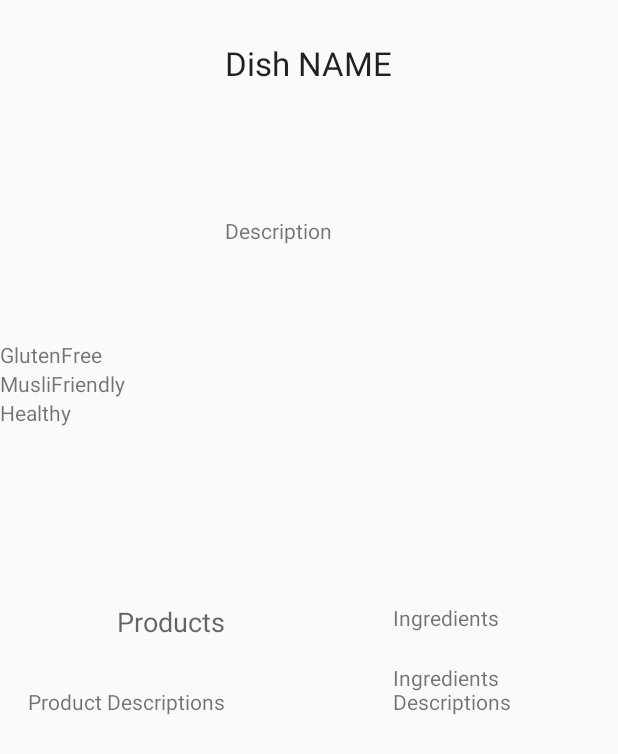
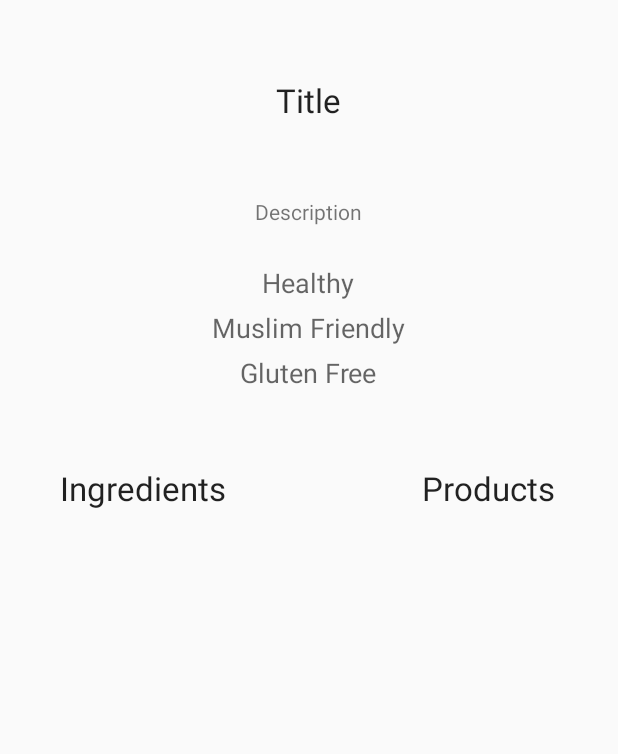
Before and after one commit to Aseyth/SoftwareTrainingAndroid, an Android app: the RecipesActivity screen opened directly, with no data from a screen before it, on a phone screen of 412 x 824 dp. Shown: the top 754 px of the screen. Run offline under Robolectric (Android 15) with nearby library versions, the phone set to English and light mode, and no system bars.

Commit message:
New View recipe + add img handling

```diff
--- a/Food/app/src/main/java/com/example/ung/food/JsonParser.java
+++ b/Food/app/src/main/java/com/example/ung/food/JsonParser.java
@@ -1,4 +1,8 @@
 package com.example.ung.food;
+
+import android.graphics.Bitmap;
+import android.graphics.BitmapFactory;
+import android.util.Base64;
 
 import org.json.JSONArray;
 import org.json.JSONException;
@@ -20,6 +24,8 @@ public class JsonParser {
     private static final String GLUTEN_FREE = "glutenFree"; // Boolean
     private static final String HEALTHY = "healthy"; // Boolean
     private static final String MUSLIM_FRIENDLY = "muslimFrienfly"; // Boolean
+    private static final String IMAGE = "img"; // String
+    private static final String BASE64 = "base64";
 
     // PRODUCT
 
@@ -60,6 +66,14 @@ public class JsonParser {
         tmpRecipe.setHealthy(c.getBoolean(HEALTHY));
         tmpRecipe.setMuslimFriendly(c.getBoolean(MUSLIM_FRIENDLY));
 
+        try {
+            tmpRecipe.setImage(convertImage(c.getJSONObject(IMAGE)));
+        }
+        catch (JSONException e)
+        {
+            System.out.println("No value for img");
+        }
+
         tmpRecipe.addProducts(generateProducts(c.getJSONArray(PRODUCTS)));
         tmpRecipe.addIngredients(generateIngredients(c.getJSONArray(INGREDIENTS)));
 
@@ -94,4 +108,14 @@ public class JsonParser {
         }
         return ingredients;
     }
+
+    public Bitmap convertImage(JSONObject img) throws JSONException {
+
+        String base64 = img.getString(BASE64);
+
+        byte[] decodedString = Base64.decode(base64, Base64.DEFAULT);
+        Bitmap decodedByte = BitmapFactory.decodeByteArray(decodedString, 0, decodedString.length);
+
+        return decodedByte;
+    }
 }
--- a/Food/app/src/main/java/com/example/ung/food/MainPage.java
+++ b/Food/app/src/main/java/com/example/ung/food/MainPage.java
@@ -45,6 +45,7 @@ public class MainPage extends AppCompatActivity{
     public class codeLeanChapter {
         String chapterName;
         String chapterDescription;
+        String idRecipe;
     }
 
     CodeLearnAdapter chapterListAdapter;
@@ -131,12 +132,18 @@ public class MainPage extends AppCompatActivity{
             codeLeanChapter chapter = new codeLeanChapter();
             chapter.chapterName = recipeList.get(i).getName();
             chapter.chapterDescription = recipeList.get(i).getDescription();
+            chapter.idRecipe = recipeList.get(i).getId();
             codeLeanChaptersList.add(chapter);
         }
 
 
         return codeLeanChaptersList;
 
+    }
+
+    @Override
+    public void onBackPressed() {
+        moveTaskToBack(true);
     }
 
     public void updateViewList()
@@ -157,12 +164,9 @@ public class MainPage extends AppCompatActivity{
 
                 //Create New Intent
                 Intent intent = new Intent(MainPage.this, RecipesActivity.class);
-                intent.putExtra("foodName", chapter.chapterName);
-                intent.putExtra("foodDesc", chapter.chapterDescription);
+                intent.putExtra("recipeID", chapter.idRecipe);
                 //based on item add info to intent
                 startActivity(intent);
-
-                Toast.makeText(MainPage.this, chapter.chapterName, Toast.LENGTH_LONG).show();
 
             }
         });
--- a/Food/app/src/main/java/com/example/ung/food/Recipe.java
+++ b/Food/app/src/main/java/com/example/ung/food/Recipe.java
@@ -1,5 +1,6 @@
 package com.example.ung.food;
 
+import android.graphics.Bitmap;
 import android.media.Image;
 import android.support.annotation.NonNull;
 
@@ -20,7 +21,7 @@ public class Recipe {
     private Boolean glutenFree;
     private Boolean healthy;
     private Boolean muslimFriendly;
-    private Image image;
+    private Bitmap image;
 
     private List<Product> products;
     private List<Ingredient> ingredients;
@@ -71,14 +72,6 @@ public class Recipe {
         this.muslimFriendly = muslimFriendly;
     }
 
-    public Image getImage() {
-        return image;
-    }
-
-    public void setImage(Image image) {
-        this.image = image;
-    }
-
     public void addIngredients(List<Ingredient> _ingredients) { ingredients = _ingredients; }
 
     public void addProducts(List<Product> _products) { products = _products; }
@@ -90,4 +83,12 @@ public class Recipe {
     public void setId(String id) {
         this.id = id;
     }
+
+    public Bitmap getImage() {
+        return image;
+    }
+
+    public void setImage(Bitmap image) {
+        this.image = image;
+    }
 }
--- a/Food/app/src/main/java/com/example/ung/food/RecipesActivity.java
+++ b/Food/app/src/main/java/com/example/ung/food/RecipesActivity.java
@@ -2,22 +2,45 @@ package com.example.ung.food;
 
 import android.app.Activity;
 import android.content.Intent;
+import android.media.Image;
 import android.os.Bundle;
+import android.widget.ImageView;
 import android.widget.TextView;
 
 public class RecipesActivity extends Activity{
 
-    private TextView Textv;
-    private TextView Textv2;
+    private Recipe recipe;
+    private TextView title;
+    private TextView description;
+    private ImageView image;
 
     @Override
     protected void onCreate(Bundle savedInstanceState) {
         super.onCreate(savedInstanceState);
         setContentView(R.layout.recipes_activity);
 
-        Textv = (TextView) findViewById(R.id.tv);
-        Textv2 = (TextView) findViewById(R.id.tv2);
-        Textv.setText(getIntent().getStringExtra("foodName"));
-        Textv2.setText(getIntent().getStringExtra("foodDesc"));
+        title = (TextView) findViewById(R.id.titleReceipe);
+        description = (TextView) findViewById(R.id.description);
+        image = (ImageView) findViewById(R.id.imageReceipe);
+
+        recipe = getRecipe();
+        if (recipe != null)
+        {
+            title.setText(recipe.getName());
+            description.setText(recipe.getDescription());
+            image.setImageBitmap(recipe.getImage());
+        }
+    }
+
+    public Recipe getRecipe()
+    {
+        for (int i = 0; i < MainPage.recipeList.size(); i++)
+        {
+            if (MainPage.recipeList.get(i).getId().equals(getIntent().getStringExtra("recipeID")))
+            {
+                return MainPage.recipeList.get(i);
+            }
+        }
+        return null;
     }
 }
--- a/Food/app/src/main/res/layout/recipes_activity.xml
+++ b/Food/app/src/main/res/layout/recipes_activity.xml
@@ -1,100 +1,110 @@
 <?xml version="1.0" encoding="utf-8"?>
+
+<ScrollView xmlns:android="http://schemas.android.com/apk/res/android"
+    android:layout_width="fill_parent"
+    android:layout_height="fill_parent">
+
+
 <RelativeLayout xmlns:android="http://schemas.android.com/apk/res/android"
-    android:layout_width="match_parent"
+    android:layout_width="fill_parent"
     android:layout_height="match_parent"
     android:weightSum="1"
-    android:orientation="vertical">
+    android:orientation="vertical"
+    android:nestedScrollingEnabled="false">
 
 
     <TextView
         android:layout_width="wrap_content"
         android:layout_height="wrap_content"
         android:textAppearance="?android:attr/textAppearanceLarge"
-        android:text="Dish NAME"
-        android:id="@+id/textViewName"
-        android:layout_marginTop="27dp"
+        android:text="Title"
+        android:id="@+id/titleReceipe"
         android:layout_alignParentTop="true"
-        android:layout_centerHorizontal="true" />
+        android:layout_centerHorizontal="true"
+        android:layout_marginTop="52dp" />
+
+    <TextView
+        android:layout_width="250dp"
+        android:layout_height="wrap_content"
+        android:textAppearance="?android:attr/textAppearanceSmall"
+        android:text="Description"
+        android:id="@+id/description"
+        android:layout_below="@+id/titleReceipe"
+        android:layout_centerHorizontal="true"
+        android:layout_marginTop="50dp"
+        android:editable="false"
+        android:gravity="center_horizontal"
+        android:singleLine="false"
+        android:nestedScrollingEnabled="false" />
+
+    <ImageView
+        android:layout_width="wrap_content"
+        android:layout_height="wrap_content"
+        android:id="@+id/imageReceipe"
+        android:layout_below="@+id/description"
+        android:layout_centerHorizontal="true"
+        android:layout_marginTop="20dp" />
+
+    <TextView
+        android:layout_width="150dp"
+        android:layout_height="wrap_content"
+        android:textAppearance="?android:attr/textAppearanceMedium"
+        android:text="Muslim Friendly"
+        android:id="@+id/muslimFriendly"
+        android:layout_centerHorizontal="true"
+        android:textAlignment="center"
+        android:layout_marginTop="5dp"
+        android:layout_centerVertical="true"
+        android:layout_alignParentEnd="false"
+        android:layout_alignParentStart="false"
+        android:layout_below="@+id/healthy" />
+
+    <TextView
+        android:layout_width="150dp"
+        android:layout_height="wrap_content"
+        android:textAppearance="?android:attr/textAppearanceMedium"
+        android:text="Healthy"
+        android:id="@+id/healthy"
+        android:textAlignment="center"
+        android:layout_below="@+id/imageReceipe"
+        android:layout_alignStart="@+id/muslimFriendly"
+        android:layout_marginTop="5dp" />
+
+    <TextView
+        android:layout_width="150dp"
+        android:layout_height="wrap_content"
+        android:textAppearance="?android:attr/textAppearanceMedium"
+        android:text="Gluten Free"
+        android:id="@+id/glutenFree"
+        android:textAlignment="center"
+        android:layout_below="@+id/muslimFriendly"
+        android:layout_alignStart="@+id/muslimFriendly"
+        android:layout_marginTop="5dp" />
 
     <TextView
         android:layout_width="wrap_content"
         android:layout_height="wrap_content"
-        android:text="Description"
-        android:id="@+id/textViewDesc"
-        android:layout_below="@+id/textViewName"
-        android:layout_alignRight="@+id/textViewName"
-        android:layout_alignEnd="@+id/textViewName"
-        android:layout_marginTop="87dp"
-        android:layout_alignLeft="@+id/textViewName"
-        android:layout_alignStart="@+id/textViewName" />
+        android:textAppearance="?android:attr/textAppearanceLarge"
+        android:text="Ingredients"
+        android:id="@+id/label1"
+        android:layout_marginTop="50dp"
+        android:layout_alignWithParentIfMissing="false"
+        android:layout_below="@+id/glutenFree"
+        android:layout_centerHorizontal="true"
+        android:layout_alignParentLeft="true"
+        android:layout_marginLeft="40dp" />
 
     <TextView
         android:layout_width="wrap_content"
         android:layout_height="wrap_content"
-        android:textAppearance="?android:attr/textAppearanceSmall"
-        android:text="GlutenFree"
-        android:id="@+id/textViewGluten"
-        android:layout_below="@+id/textViewDesc"
-        android:layout_toLeftOf="@+id/textViewDesc"
-        android:layout_marginTop="63dp"
-        android:layout_alignParentLeft="true"
-        android:layout_alignParentStart="true" />
+        android:textAppearance="?android:attr/textAppearanceLarge"
+        android:text="Products"
+        android:id="@+id/textView3"
+        android:layout_alignWithParentIfMissing="false"
+        android:layout_alignTop="@+id/label1"
+        android:layout_alignParentRight="true"
+        android:layout_alignParentEnd="true"
+        android:layout_marginRight="42dp" />
+</RelativeLayout>
 
-    <TextView
-        android:layout_width="wrap_content"
-        android:layout_height="wrap_content"
-        android:text="MusliFriendly"
-        android:id="@+id/textViewMuslim"
-        android:layout_below="@+id/textViewGluten"
-        android:layout_alignLeft="@+id/textViewGluten"
-        android:layout_alignStart="@+id/textViewGluten" />
-
-    <TextView
-        android:layout_width="wrap_content"
-        android:layout_height="wrap_content"
-        android:text="Healthy"
-        android:id="@+id/textViewHealthy"
-        android:layout_below="@+id/textViewMuslim"
-        android:layout_alignLeft="@+id/textViewMuslim"
-        android:layout_alignStart="@+id/textViewMuslim" />
-
-    <TextView
-        android:layout_width="wrap_content"
-        android:layout_height="wrap_content"
-        android:textAppearance="?android:attr/textAppearanceMedium"
-        android:text="Products"
-        android:id="@+id/textViewProd"
-        android:layout_below="@+id/textViewHealthy"
-        android:layout_alignRight="@+id/textViewGluten"
-        android:layout_alignEnd="@+id/textViewGluten"
-        android:layout_marginTop="117dp" />
-
-    <TextView
-        android:layout_width="wrap_content"
-        android:layout_height="wrap_content"
-        android:text="Ingredients"
-        android:id="@+id/textViewIng"
-        android:layout_alignTop="@+id/textViewProd"
-        android:layout_toRightOf="@+id/textViewDesc"
-        android:layout_toEndOf="@+id/textViewDesc" />
-
-    <TextView
-        android:layout_width="wrap_content"
-        android:layout_height="wrap_content"
-        android:text="Product Descriptions"
-        android:id="@+id/textViewProdDesc"
-        android:layout_below="@+id/textViewProd"
-        android:layout_alignRight="@+id/textViewProd"
-        android:layout_alignEnd="@+id/textViewProd"
-        android:layout_marginTop="31dp" />
-
-    <TextView
-        android:layout_width="wrap_content"
-        android:layout_height="wrap_content"
-        android:text="Ingredients Descriptions"
-        android:id="@+id/textViewIngDesc"
-        android:layout_alignBottom="@+id/textViewProdDesc"
-        android:layout_alignLeft="@+id/textViewIng"
-        android:layout_alignStart="@+id/textViewIng" />
-
-</RelativeLayout>
+</ScrollView>
```
Also changed, not shown: 1 other file.
